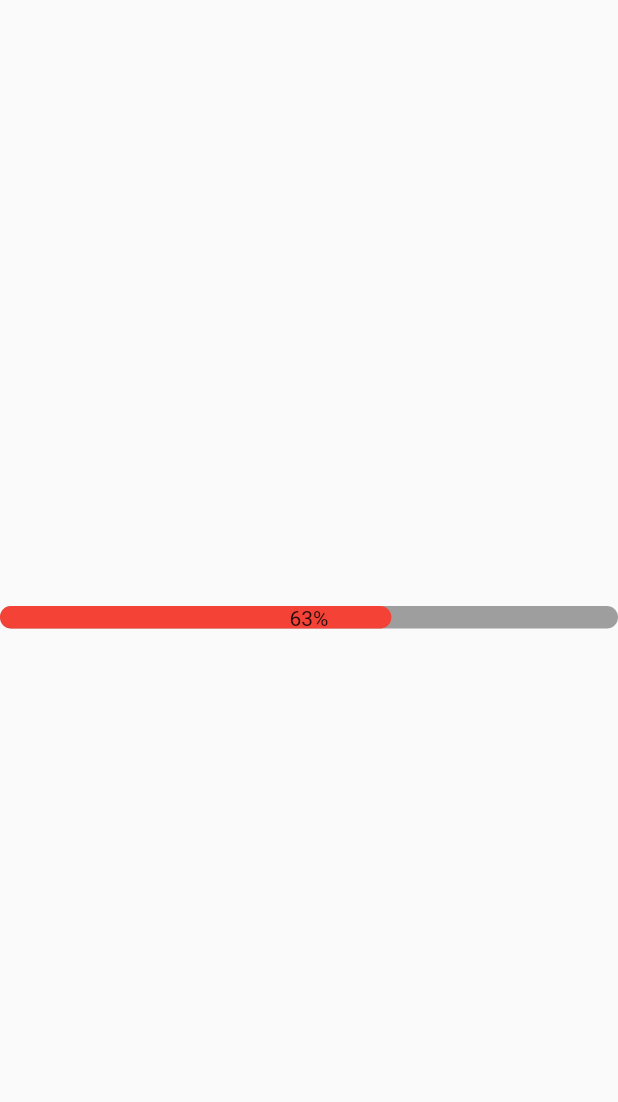
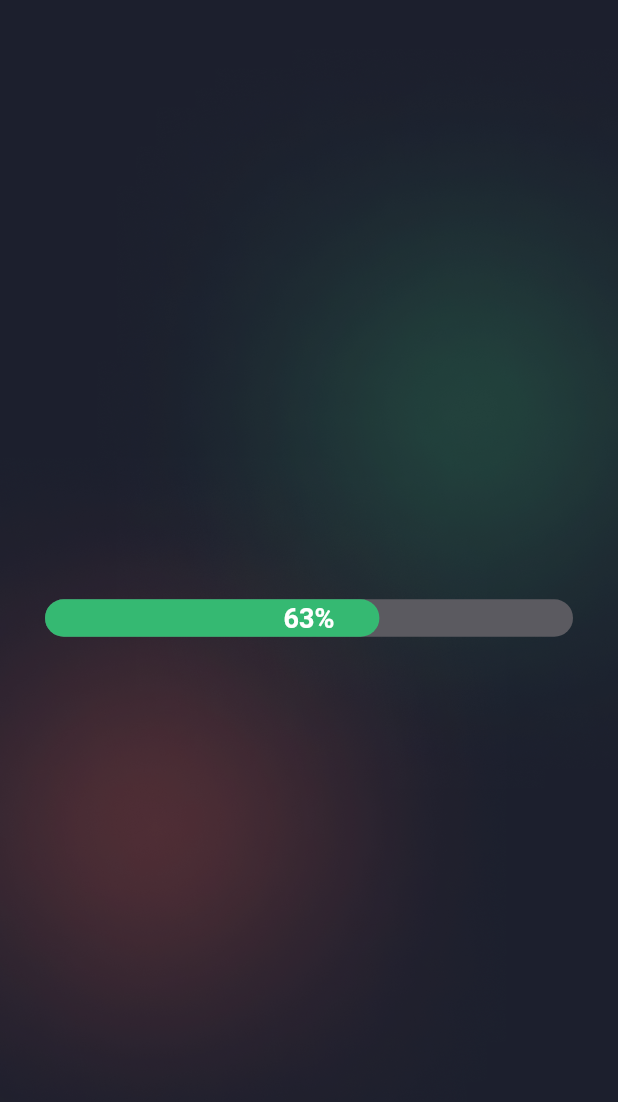
Before and after one commit to nikiforov5000/webview-charts, a Flutter app: the PreloaderScreen screen opened by its route, on a phone screen of 412 x 824 dp. Shown: the top 1102 px of the screen. Run offline on Flutter 3.47's test engine with Material 2 defaults, Android fonts, the phone set to English and light mode, and no system bars; our stand-ins replace firebase_core, firebase_messaging, flutter_svg, webview_flutter; accounts and stored records are empty.

Commit message:
preloader designed

```diff
--- a/lib/screens/preloader/preloader_screen.dart
+++ b/lib/screens/preloader/preloader_screen.dart
@@ -9,12 +9,19 @@ class PreloaderScreen extends StatelessWidget {
   @override
   Widget build(BuildContext context) {
     return Scaffold(
-      body: Center(
-        child: Column(
-          mainAxisAlignment: MainAxisAlignment.center,
-          children: [
-            ProgressBar(),
-          ],
+      body: Container(
+        decoration: const BoxDecoration(
+            image: DecorationImage(
+          image: AssetImage('assets/images/bg/bg.png'),
+          fit: BoxFit.cover,
+        )),
+        child: Center(
+          child: Column(
+            mainAxisAlignment: MainAxisAlignment.center,
+            children: [
+              ProgressBar(),
+            ],
+          ),
         ),
       ),
     );
--- /dev/null
+++ b/lib/screens/preloader/widgets/percent_number.dart
@@ -0,0 +1,22 @@
+import 'package:flutter/material.dart';
+
+class PercentNumber extends StatelessWidget {
+  final double value;
+  const PercentNumber(this.value, {Key? key}) : super(key: key);
+
+  @override
+  Widget build(BuildContext context) {
+    final String percentString = '${(value * 100).toStringAsFixed(0)}%';
+    return Center(
+      child: Text(
+        percentString,
+        textAlign: TextAlign.end,
+        style: const TextStyle(
+          fontSize: 18,
+          fontWeight: FontWeight.bold,
+          color: Colors.white,
+        ),
+      ),
+    );
+  }
+}
--- a/lib/screens/preloader/widgets/progress_bar.dart
+++ b/lib/screens/preloader/widgets/progress_bar.dart
@@ -1,31 +1,16 @@
-import 'package:firebase_messaging/firebase_messaging.dart';
 import 'package:flutter/material.dart';
 import 'package:test_job_slavit_ou/screens/home/home_screen.dart';
+import 'package:test_job_slavit_ou/screens/preloader/widgets/percent_number.dart';
+import 'package:test_job_slavit_ou/screens/preloader/widgets/progress_bar_background.dart';
+import 'package:test_job_slavit_ou/screens/preloader/widgets/progress_bar_foreground.dart';
+import 'package:test_job_slavit_ou/services/push_notification_request.dart';
 
 class ProgressBar extends StatelessWidget {
   ProgressBar({Key? key}) : super(key: key);
-  FirebaseMessaging messaging = FirebaseMessaging.instance;
-
-  requestPushNotifications() async {
-    NotificationSettings settings = await messaging.requestPermission(
-      alert: true,
-      announcement: false,
-      badge: true,
-      carPlay: false,
-      criticalAlert: false,
-      provisional: false,
-      sound: true,
-    );
-    print('User granted permission: ${settings.authorizationStatus}');
-
-    return settings.authorizationStatus;
-
-  }
 
   @override
   Widget build(BuildContext context) {
-    double height = 15.0;
-    double width = MediaQuery.of(context).size.width;
+    double height = 25.0;
 
     return TweenAnimationBuilder<double>(
       tween: Tween(begin: 0, end: 1),
@@ -37,38 +22,16 @@ class ProgressBar extends StatelessWidget {
         });
       },
       builder: (context, value, child) {
-        return Stack(
-          children: [
-            Row(
-              mainAxisAlignment: MainAxisAlignment.center,
-              children: [
-                Container(
-                  height: height,
-                  width: width,
-                  decoration: BoxDecoration(
-                      color: Colors.grey,
-                      borderRadius: BorderRadius.circular(99)),
-                ),
-              ],
-            ),
-            Row(
-              mainAxisAlignment: MainAxisAlignment.start,
-              children: [
-                Container(
-                  height: height,
-                  width: value * width,
-                  decoration: BoxDecoration(
-                      color: Colors.red,
-                      borderRadius: BorderRadius.circular(99)),
-                ),
-              ],
-            ),
-            Center(
-              child: Text(
-                (value * 100).toStringAsFixed(0) + '%',
-              ),
-            ),
-          ],
+        return Padding(
+          padding: const EdgeInsets.symmetric(horizontal: 30),
+          child: Stack(
+            alignment: AlignmentDirectional.center,
+            children: [
+              ProgressBackground(h: height),
+              ProgressForeground(height: height, value: value),
+              PercentNumber(value),
+            ],
+          ),
         );
       },
     );
--- /dev/null
+++ b/lib/screens/preloader/widgets/progress_bar_background.dart
@@ -0,0 +1,21 @@
+import 'package:flutter/material.dart';
+
+class ProgressBackground extends StatelessWidget {
+  final double h;
+
+  const ProgressBackground({
+    required this.h,
+    Key? key,
+  }) : super(key: key);
+
+  @override
+  Widget build(BuildContext context) {
+    return Container(
+      height: h,
+      decoration: BoxDecoration(
+        color: const Color(0xff5B5A60),
+        borderRadius: BorderRadius.circular(99),
+      ),
+    );
+  }
+}
--- /dev/null
+++ b/lib/screens/preloader/widgets/progress_bar_foreground.dart
@@ -0,0 +1,33 @@
+import 'package:flutter/material.dart';
+
+class ProgressForeground extends StatelessWidget {
+  final double height;
+  final double value;
+
+  const ProgressForeground({
+    required this.height,
+    required this.value,
+    Key? key,
+  }) : super(key: key);
+
+  @override
+  Widget build(BuildContext context) {
+    return LayoutBuilder(
+      builder: (BuildContext context, BoxConstraints constraints) {
+        final double currentWidth = constraints.maxWidth * value;
+        return Row(
+          mainAxisAlignment: MainAxisAlignment.start,
+          children: [
+            Container(
+              height: height,
+              width: currentWidth,
+              decoration: BoxDecoration(
+                  color: const Color(0xff35B972),
+                  borderRadius: BorderRadius.circular(99)),
+            ),
+          ],
+        );
+      },
+    );
+  }
+}
--- /dev/null
+++ b/lib/services/push_notification_request.dart
@@ -0,0 +1,18 @@
+import 'package:firebase_messaging/firebase_messaging.dart';
+
+FirebaseMessaging messaging = FirebaseMessaging.instance;
+
+requestPushNotifications() async {
+  NotificationSettings settings = await messaging.requestPermission(
+    alert: true,
+    announcement: false,
+    badge: true,
+    carPlay: false,
+    criticalAlert: false,
+    provisional: false,
+    sound: true,
+  );
+  print('User granted permission: ${settings.authorizationStatus}');
+
+  return settings.authorizationStatus;
+}
--- a/pubspec.yaml
+++ b/pubspec.yaml
@@ -66,6 +66,8 @@ flutter:
   # To add assets to your application, add an assets section, like this:
   assets:
     - assets/
+    - assets/images/bg/bg.png
+    - assets/images/reference/Preloader.png
     - assets/images/flags_nums/
   #   - images/a_dot_ham.jpeg
 
```
Also changed, not shown: assets/images/bg/bg.png (renamed from assets/images/bg/BG.png), assets/images/reference/Preloader.png (added).
